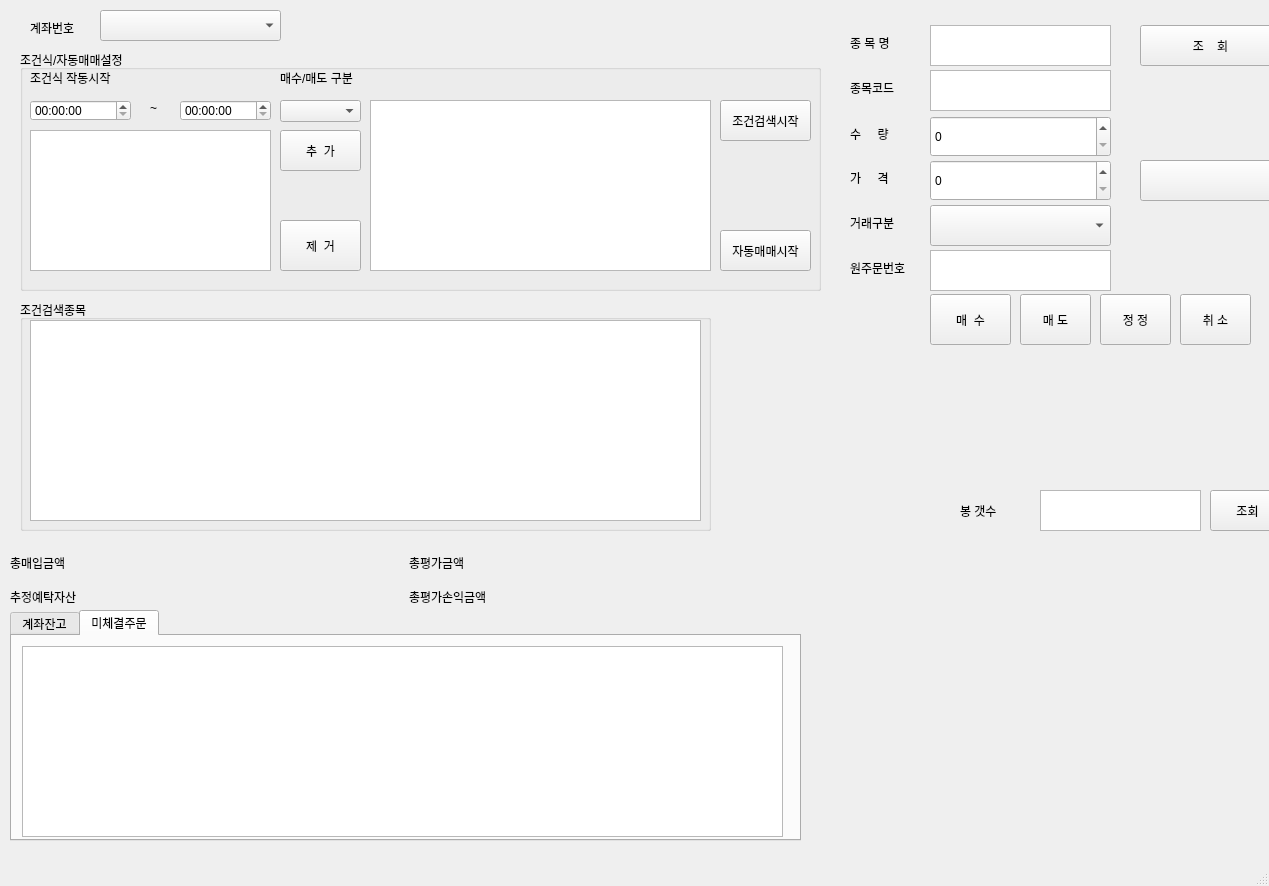
Above: main_window.ui from Pk-dev-git/MyTRbot before the change. Below: the same form after it.
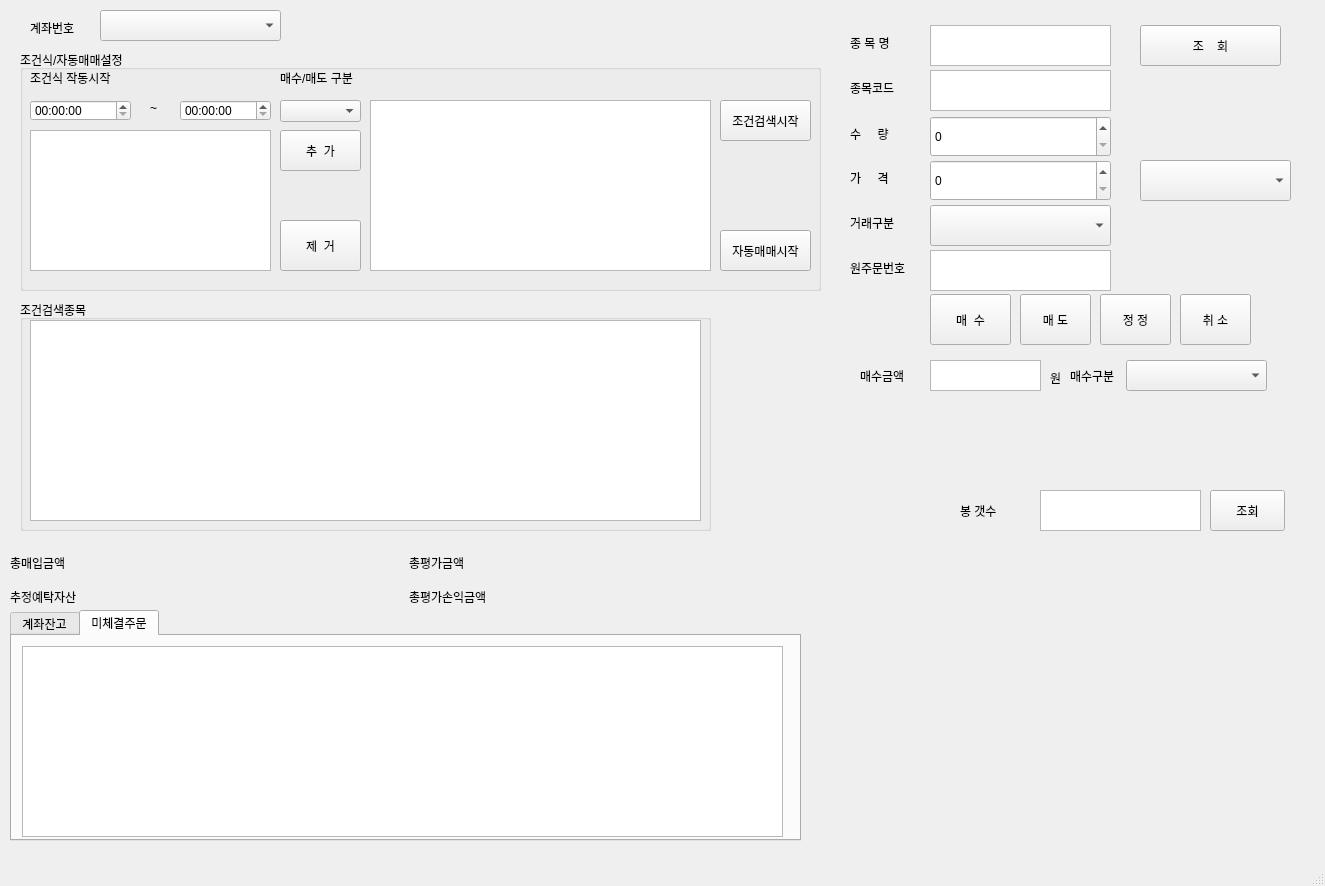
That is the form after the change.

Commit message: 8/8 - 조건 종목 신규 매수 진행

```diff
--- a/main_window.ui
+++ b/main_window.ui
@@ -6,7 +6,7 @@
    <rect>
     <x>0</x>
     <y>0</y>
-    <width>1269</width>
+    <width>1325</width>
     <height>886</height>
    </rect>
   </property>
@@ -594,6 +594,65 @@
      </property>
     </widget>
    </widget>
+   <widget class="QLabel" name="label_16">
+    <property name="geometry">
+     <rect>
+      <x>860</x>
+      <y>370</y>
+      <width>54</width>
+      <height>12</height>
+     </rect>
+    </property>
+    <property name="text">
+     <string>매수금액</string>
+    </property>
+   </widget>
+   <widget class="QTextEdit" name="enabledMoneyTextEdit">
+    <property name="geometry">
+     <rect>
+      <x>930</x>
+      <y>360</y>
+      <width>111</width>
+      <height>31</height>
+     </rect>
+    </property>
+   </widget>
+   <widget class="QLabel" name="label_17">
+    <property name="geometry">
+     <rect>
+      <x>1050</x>
+      <y>370</y>
+      <width>16</width>
+      <height>16</height>
+     </rect>
+    </property>
+    <property name="text">
+     <string>원</string>
+    </property>
+   </widget>
+   <widget class="QLabel" name="label_18">
+    <property name="geometry">
+     <rect>
+      <x>1070</x>
+      <y>370</y>
+      <width>54</width>
+      <height>12</height>
+     </rect>
+    </property>
+    <property name="text">
+     <string>매수구분</string>
+    </property>
+   </widget>
+   <widget class="QComboBox" name="realGubunComboBox">
+    <property name="geometry">
+     <rect>
+      <x>1126</x>
+      <y>360</y>
+      <width>141</width>
+      <height>31</height>
+     </rect>
+    </property>
+   </widget>
   </widget>
   <widget class="QMenuBar" name="menubar">
    <property name="geometry">
```
Left out of the diff: 2 changed lines with no effect on the pictures. The commit also changes 1 other file.
